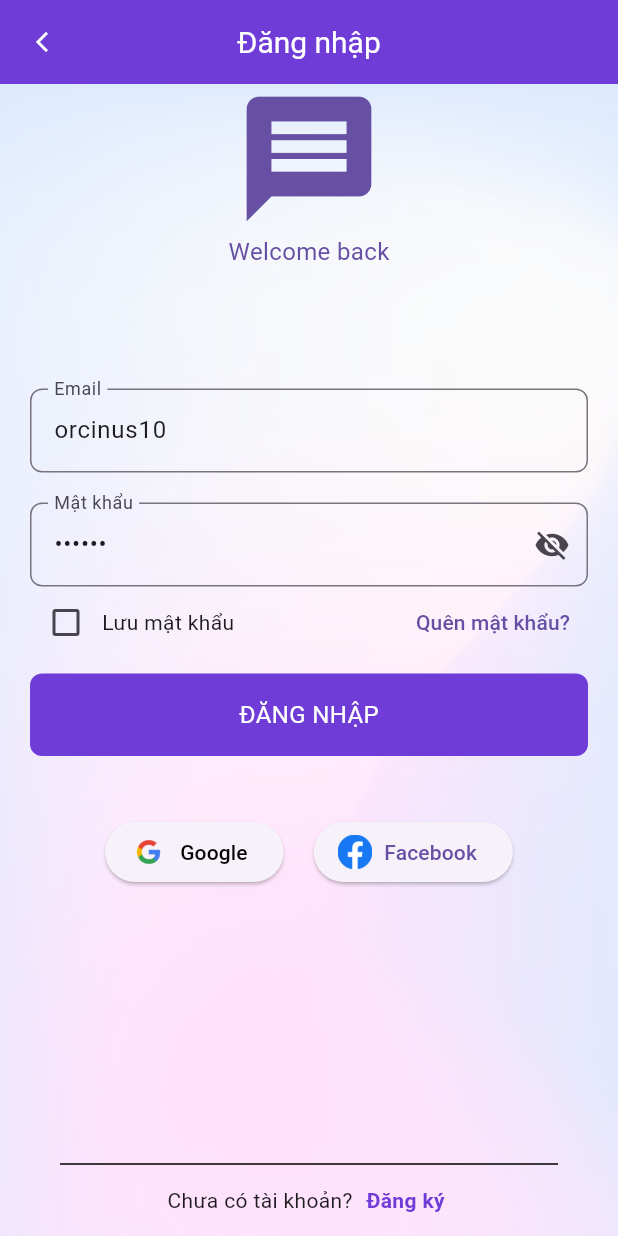
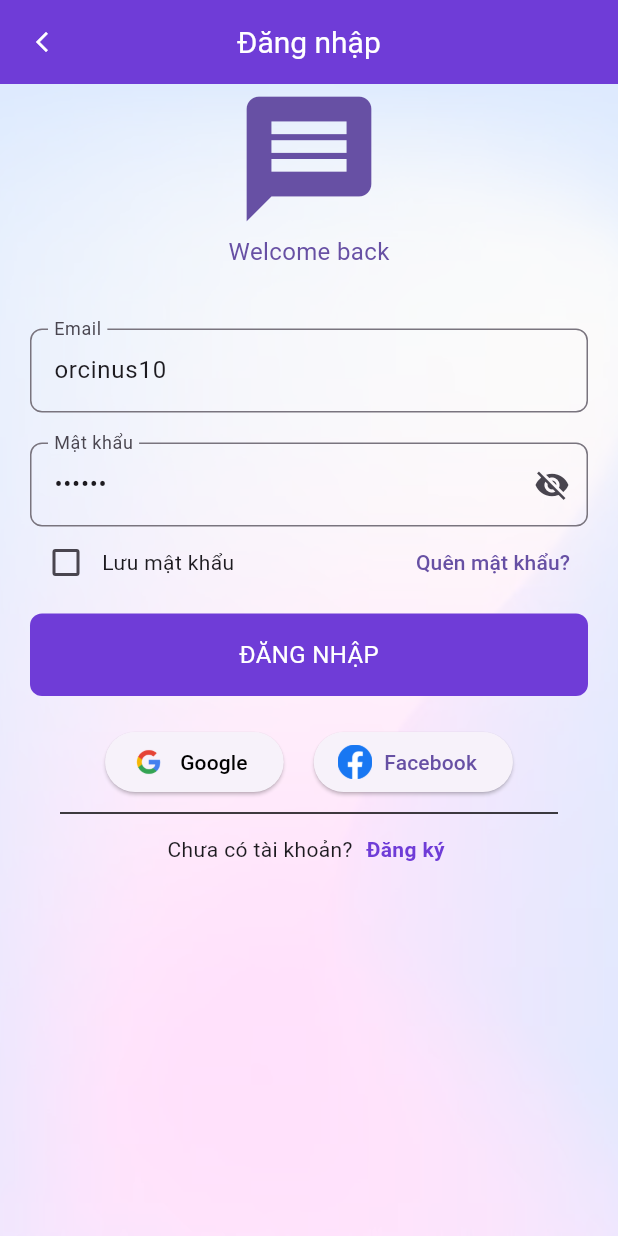
Before and after one commit to Minhduc1122003/APP_MOVIE_TICKET, a Flutter app: the screen it shows after launch, item 4 of the bottom bar chosen, after a tap on "ĐĂNG NHẬP", on a phone screen of 412 x 824 dp. Run offline on Flutter 3.47's test engine with Material 3 defaults, Android fonts, the phone set to English and light mode, and no system bars; our stand-ins replace auto_size_text, bloc, curved_navigation_bar, equatable, firebase_auth, flutter_bloc and 3 more; missing offline and left inert: network_info_plus; accounts and stored records are empty; network calls fail.

Commit message:
update 3h10 4/9

```diff
--- a/lib/auth/api_service.dart
+++ b/lib/auth/api_service.dart
@@ -23,10 +23,10 @@ class ApiService {
     // baseUrl = 'http://192.168.100.24:8081';
 
     // wifi cty
-    // baseUrl = 'http://192.168.1.27:8081';
+    baseUrl = 'http://192.168.1.22:8081';
 
     // wifi cf24/24
-    baseUrl = 'http://192.168.1.79:8081';
+    // baseUrl = 'http://192.168.1.79:8081';
 
     print(baseUrl);
   }
--- a/lib/pages/home_page/page_menu_item/page_film_select_all/film_home_page.dart
+++ b/lib/pages/home_page/page_menu_item/page_film_select_all/film_home_page.dart
@@ -599,7 +599,7 @@ class _FilmCarouselState extends State<FilmCarousel> {
                         ),
                       ),
                       Padding(
-                        padding: const EdgeInsets.all(8.0),
+                        padding: const EdgeInsets.all(0.0),
                         child: Column(
                           crossAxisAlignment: CrossAxisAlignment
                               .center, // Căn giữa các phần tử trong cột
--- a/lib/pages/login_page/login_page.dart
+++ b/lib/pages/login_page/login_page.dart
@@ -45,6 +45,7 @@ class _LoginPageState extends State<LoginPage> {
     double statusBarHeight = MediaQuery.of(context).padding.top;
 
     return Scaffold(
+      resizeToAvoidBottomInset: true,
       appBar: AppBar(
         backgroundColor: Color(0XFF6F3CD7),
         leading: IconButton(
@@ -96,14 +97,9 @@ class _LoginPageState extends State<LoginPage> {
                 ),
               ),
             ),
-
-            // Positioned widget for header
-
-            // Main content
             Positioned.fill(
               child: Padding(
-                padding:
-                    EdgeInsets.fromLTRB(20, 0, 20, 10), // Padding cho nội dung
+                padding: EdgeInsets.fromLTRB(20, 0, 20, 10),
                 child: Column(
                   mainAxisAlignment: MainAxisAlignment.spaceBetween,
                   children: <Widget>[
@@ -120,7 +116,6 @@ class _LoginPageState extends State<LoginPage> {
                               size: 100,
                               color: Theme.of(context).colorScheme.primary,
                             ),
-                            // Welcome message
                             Text(
                               'Welcome back',
                               style: TextStyle(
@@ -128,7 +123,7 @@ class _LoginPageState extends State<LoginPage> {
                                 fontSize: 16,
                               ),
                             ),
-                            const SizedBox(height: 80),
+                            const SizedBox(height: 40),
 
                             // Email textfield
                             MyTextfield(
@@ -136,6 +131,7 @@ class _LoginPageState extends State<LoginPage> {
                               controller: _emailController,
                             ),
                             const SizedBox(height: 20),
+
                             // Password textfield
                             MyTextfield(
                               isPassword: true,
@@ -150,7 +146,7 @@ class _LoginPageState extends State<LoginPage> {
                               text: 'ĐĂNG NHẬP',
                               onTap: () => _onLoginButtonPressed(context),
                             ),
-                            const SizedBox(height: 40),
+                            const SizedBox(height: 20),
 
                             Row(
                               mainAxisAlignment: MainAxisAlignment.center,
@@ -183,14 +179,9 @@ class _LoginPageState extends State<LoginPage> {
                                 ),
                               ],
                             ),
-                          ],
-                        ),
-                      ),
-                    ),
-                    // Social Media Buttons
-
-                    // Các phần tử cố định ở cuối màn hình
-                    Column(
+                            Align(
+                              alignment: Alignment.bottomCenter,
+                              child: Column(
                                 children: [
                                   const Divider(
                                     height: 20,
@@ -200,10 +191,11 @@ class _LoginPageState extends State<LoginPage> {
                                     color: Colors.black,
                                   ),
                                   Padding(
-                          padding: const EdgeInsets.symmetric(
-                              vertical: 0), // Padding dọc cho Row
+                                    padding:
+                                        const EdgeInsets.symmetric(vertical: 0),
                                     child: Row(
-                            mainAxisAlignment: MainAxisAlignment.center,
+                                      mainAxisAlignment:
+                                          MainAxisAlignment.center,
                                       children: [
                                         const Text('Chưa có tài khoản?'),
                                         SizedBox(width: 5),
@@ -229,6 +221,11 @@ class _LoginPageState extends State<LoginPage> {
                                     ),
                                   ),
                                 ],
+                              ),
+                            ),
+                          ],
+                        ),
+                      ),
                     ),
                   ],
                 ),
--- a/lib/pages/register_page/register_page.dart
+++ b/lib/pages/register_page/register_page.dart
@@ -52,6 +52,7 @@ class _RegisterPageState extends State<RegisterPage> {
     double statusBarHeight = MediaQuery.of(context).padding.top;
 
     return Scaffold(
+      resizeToAvoidBottomInset: false,
       appBar: AppBar(
         backgroundColor: Color(0XFF6F3CD7),
         leading: IconButton(
```
Lines whose indentation alone changed are shown as unchanged.
